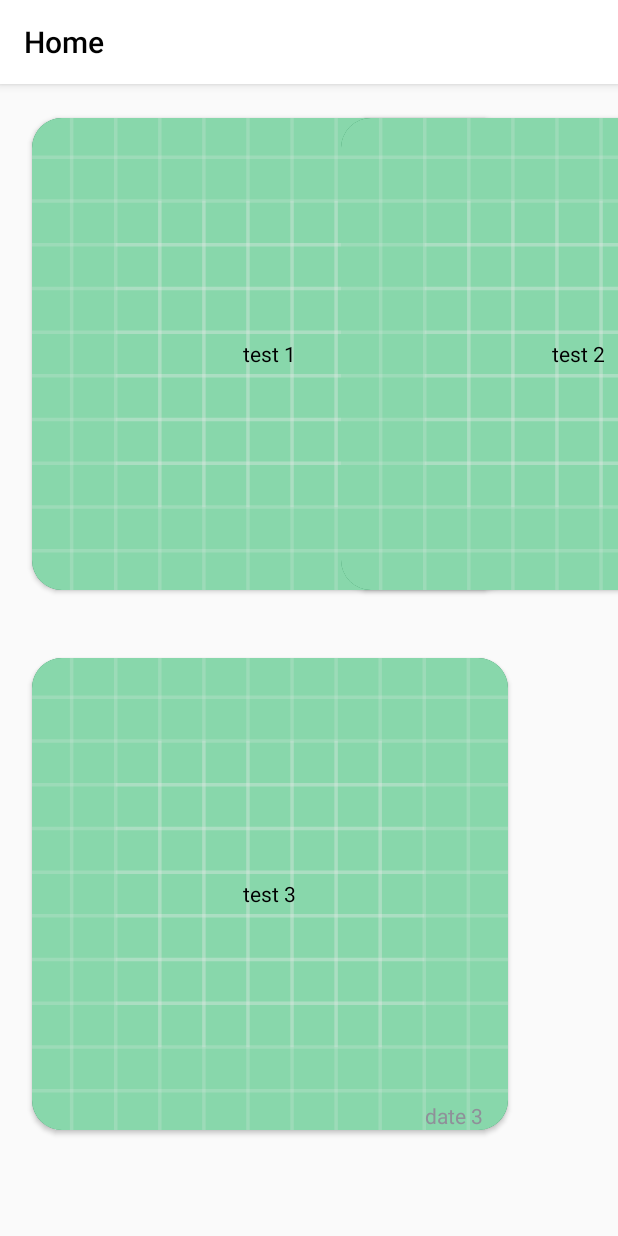
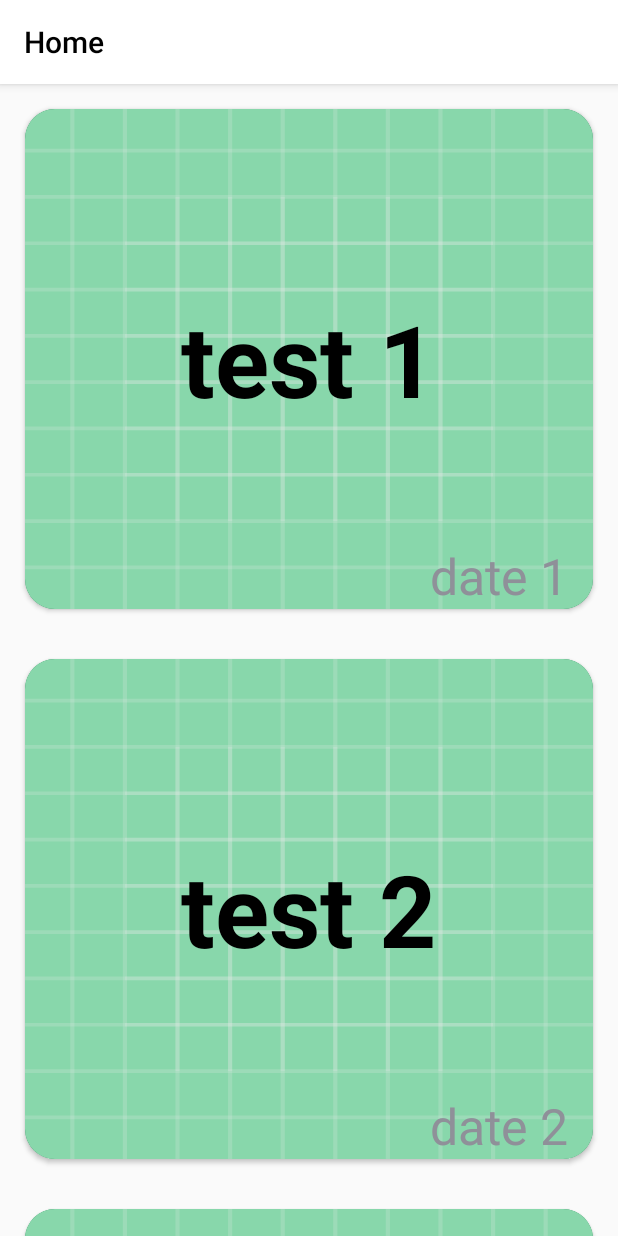
Before and after one commit to C300-2020/Hydroponic-App, an Android app: the screen it shows after launch (HomeActivity), on a phone screen of 412 x 824 dp. Run offline under Robolectric (Android 15) with nearby library versions, the phone set to English and light mode, and no system bars; our stand-ins replace Picasso; libraries missing offline, so code that uses them is left out: com.loopj.android, cz.msebera.android; pictures from the network do not load.

Commit message:
Maybe Final Update #5

```diff
--- a/app/build.gradle
+++ b/app/build.gradle
@@ -36,4 +36,9 @@ dependencies {
     androidTestImplementation 'androidx.test.espresso:espresso-core:3.2.0'
     implementation 'com.github.PhilJay:MPAndroidChart:v3.0.3'
     implementation 'com.loopj.android:android-async-http:1.4.9'
+    implementation 'com.squareup.picasso:picasso:2.5.2'
 }
+
+repositories {
+    jcenter()
+}
--- a/app/src/main/java/sg/edu/rp/c300/farmingmonitoringapp/HomeActivity.java
+++ b/app/src/main/java/sg/edu/rp/c300/farmingmonitoringapp/HomeActivity.java
@@ -5,6 +5,7 @@ import androidx.appcompat.app.AppCompatActivity;
 import androidx.recyclerview.widget.GridLayoutManager;
 import androidx.recyclerview.widget.RecyclerView;
 
+import android.media.Image;
 import android.os.Bundle;
 import android.util.Log;
 import android.view.Window;
@@ -29,6 +30,9 @@ public class HomeActivity extends AppCompatActivity {
     ArrayList<Plant> alHome;
     ArrayList<Double> alTemp, alWater;
     ArrayList<Integer> alHum, alLight;
+    ArrayList<String> alImg;
+
+    AsyncHttpClient client;
 
     @Override
     protected void onCreate(Bundle savedInstanceState) {
@@ -43,8 +47,9 @@ public class HomeActivity extends AppCompatActivity {
         alHum = new ArrayList<>();
         alWater = new ArrayList<>();
         alLight = new ArrayList<>();
+        alImg = new ArrayList<>();
 
-//        AsyncHttpClient client = new AsyncHttpClient();
+//        client = new AsyncHttpClient();
 //        client.get("https://hydroponic.myapplicationdev.com/webservices/retrieve_all.php", new JsonHttpResponseHandler() {
 //
 //            @Override
@@ -54,10 +59,10 @@ public class HomeActivity extends AppCompatActivity {
 //
 //                    alHome.clear();
 //                    alTemp.clear();
-//                    alAcid.clear();
 //                    alHum.clear();
 //                    alLight.clear();
 //                    alWater.clear();
+//                    alImg.clear();
 //
 //                    for (int i = 0; i<response.length(); i++) {
 //                        JSONObject plant = (JSONObject) response.get(i);
@@ -78,6 +83,10 @@ public class HomeActivity extends AppCompatActivity {
 //                            alWater.add((Double) plant.getJSONArray("water").get(a));
 //                        }
 //
+//                        for(int a = 0; a<plant.getJSONArray("image").length(); a++){
+//                            alImg.add((String) plant.getJSONArray("image").get(a));
+//                        }
+//
 //                        Plant p = new Plant(
 //                                plant.getInt("id_plant"),
 //                                plant.getString("plant_name"),
@@ -87,16 +96,15 @@ public class HomeActivity extends AppCompatActivity {
 //                                alHum,
 //                                alWater,
 //                                alLight,
-//                                plant.getString("image"));
+//                                alImg);
+//
 //                        alHome.add(p);
 //                    }
 //
-//                    Log.i("TAG", "onCreate: lmao " + alHome.size());
+//                    Log.i("HomeActivity", "onCreate: lmao " + alHome.size() + "  " + alImg);
 //
 //                }catch (JSONException e) {
-//
-//                    Log.i("TAG", "onSuccess: lmao fail " + e);
-//
+//                    Log.i("HomeActivity", "onSuccess: Catch " + e);
 //                }
 //
 //                rvaHome.notifyDataSetChanged();
@@ -131,15 +139,21 @@ public class HomeActivity extends AppCompatActivity {
         alLight.add(1000);
         alLight.add(100);
 
-        alHome.add(new Plant(1, "test 1", "Plant 1 is thinking about dying", "date 1", alTemp, alHum, alWater, alLight, "test1"));
-        alHome.add(new Plant(2, "test 2", "Plant 2 might by dying", "date 2", alTemp, alHum, alWater, alLight, "test2"));
-        alHome.add(new Plant(3, "test 3", "Plant 3 is going to die", "date 3", alTemp, alHum, alWater, alLight, "test3"));
+        alImg.add("image1");
+        alImg.add("image2");
+        alImg.add("image3");
+        alImg.add("image4");
+        alImg.add("image5");
+
+        alHome.add(new Plant(1, "test 1", "Plant 1 is thinking about dying", "date 1", alTemp, alHum, alWater, alLight, alImg));
+        alHome.add(new Plant(2, "test 2", "Plant 2 might by dying", "date 2", alTemp, alHum, alWater, alLight, alImg));
+        alHome.add(new Plant(3, "test 3", "Plant 3 is going to die", "date 3", alTemp, alHum, alWater, alLight, alImg));
 
         //DataTest End
 
         rvHome = findViewById(R.id.rvHome);
         rvHome.setHasFixedSize(true);
-        rvlmHome = new GridLayoutManager(this, 2);
+        rvlmHome = new GridLayoutManager(this, 1);
         rvaHome = new HomeRecyclerAdapter(alHome, getApplicationContext());
 
         rvHome.setLayoutManager(rvlmHome);
--- a/app/src/main/java/sg/edu/rp/c300/farmingmonitoringapp/HomeRecyclerAdapter.java
+++ b/app/src/main/java/sg/edu/rp/c300/farmingmonitoringapp/HomeRecyclerAdapter.java
@@ -3,6 +3,8 @@ package sg.edu.rp.c300.farmingmonitoringapp;
 import android.app.Dialog;
 import android.content.Context;
 import android.content.Intent;
+import android.graphics.Bitmap;
+import android.graphics.drawable.BitmapDrawable;
 import android.graphics.drawable.Drawable;
 import android.util.Log;
 import android.view.LayoutInflater;
@@ -11,13 +13,15 @@ import android.view.ViewGroup;
 import android.view.Window;
 import android.widget.RelativeLayout;
 import android.widget.TextView;
+import android.widget.Toast;
 
-import androidx.annotation.NonNull;
 import androidx.cardview.widget.CardView;
 import androidx.recyclerview.widget.RecyclerView;
 
 import com.loopj.android.http.AsyncHttpClient;
 import com.loopj.android.http.JsonHttpResponseHandler;
+import com.squareup.picasso.Picasso;
+import com.squareup.picasso.Target;
 
 import org.json.JSONArray;
 import org.json.JSONException;
@@ -44,7 +48,7 @@ public class HomeRecyclerAdapter extends RecyclerView.Adapter<HomeRecyclerAdapte
         TextView tvPlantName, tvPlantDate;
         CardView cvHome;
 
-        public HomeViewHolder(@NonNull final View itemView) {
+        public HomeViewHolder(final View itemView) {
             super(itemView);
 
             rlHome = itemView.findViewById(R.id.rlHome);
@@ -68,9 +72,8 @@ public class HomeRecyclerAdapter extends RecyclerView.Adapter<HomeRecyclerAdapte
         }
     }
 
-    @NonNull
     @Override
-    public HomeViewHolder onCreateViewHolder(@NonNull ViewGroup parent, int viewType) {
+    public HomeViewHolder onCreateViewHolder(ViewGroup parent, int viewType) {
 
         LayoutInflater pInflater = LayoutInflater.from(hContext);
         View v = pInflater.inflate(R.layout.home_card, parent, false);
@@ -81,7 +84,7 @@ public class HomeRecyclerAdapter extends RecyclerView.Adapter<HomeRecyclerAdapte
     }
 
     @Override
-    public void onBindViewHolder(@NonNull HomeViewHolder holder, final int position) {
+    public void onBindViewHolder(final HomeViewHolder holder, final int position) {
 
         Plant currentPlant = hPlantList.get(position);
 
@@ -89,6 +92,30 @@ public class HomeRecyclerAdapter extends RecyclerView.Adapter<HomeRecyclerAdapte
         holder.rlHome.setBackground(drawable);
         holder.tvPlantName.setText(currentPlant.getPlantName());
         holder.tvPlantDate.setText(currentPlant.getDatePlanted());
+
+        if(!(currentPlant.getPlantImage().isEmpty())){
+
+            String url = "https://hydroponic.myapplicationdev.com/webservices/plantImg/" + currentPlant.getPlantImage().get(0);
+            Picasso.with(hContext).load(url).into(new Target() {
+                @Override
+                public void onBitmapLoaded(Bitmap bitmap, Picasso.LoadedFrom from) {
+                    holder.cvHome.setBackground(new BitmapDrawable(hContext.getResources(), bitmap));
+                }
+
+                @Override
+                public void onBitmapFailed(Drawable errorDrawable) {
+                    Toast.makeText(hContext, "No Such Image Found", Toast.LENGTH_LONG).show();
+                }
+
+                @Override
+                public void onPrepareLoad(Drawable placeHolderDrawable) {
+                    Toast.makeText(hContext, "Image Loading.....", Toast.LENGTH_LONG).show();
+                }
+            });
+
+        }else{
+            Toast.makeText(hContext, "No Image Available", Toast.LENGTH_LONG).show();
+        }
 
     }
 
--- a/app/src/main/java/sg/edu/rp/c300/farmingmonitoringapp/Plant.java
+++ b/app/src/main/java/sg/edu/rp/c300/farmingmonitoringapp/Plant.java
@@ -13,9 +13,9 @@ public class Plant implements Serializable {
     private ArrayList<Integer> humidity;
     private ArrayList<Double> waterLvl;
     private ArrayList<Integer> lightLvl;
-    private String plantImage;
+    private ArrayList<String> plantImage;
 
-    public Plant(int plantId, String plantName, String plantDescription, String datePlanted, ArrayList<Double> temperature, ArrayList<Integer> humidity, ArrayList<Double> waterLvl, ArrayList<Integer> lightLvl, String plantImage) {
+    public Plant(int plantId, String plantName, String plantDescription, String datePlanted, ArrayList<Double> temperature, ArrayList<Integer> humidity, ArrayList<Double> waterLvl, ArrayList<Integer> lightLvl, ArrayList<String> plantImage) {
         this.plantId = plantId;
         this.plantName = plantName;
         this.plantDescription = plantDescription;
@@ -59,7 +59,7 @@ public class Plant implements Serializable {
         return lightLvl;
     }
 
-    public String getPlantImage() {
+    public ArrayList<String> getPlantImage() {
         return plantImage;
     }
 
--- a/app/src/main/res/layout/activity_graph.xml
+++ b/app/src/main/res/layout/activity_graph.xml
@@ -8,6 +8,7 @@
     <com.github.mikephil.charting.charts.LineChart
         android:id="@+id/lineChart"
         android:layout_width="match_parent"
-        android:layout_height="match_parent"/>
+        android:layout_height="match_parent"
+        android:layout_margin="10px"/>
 
 </LinearLayout>
--- a/app/src/main/res/layout/activity_home.xml
+++ b/app/src/main/res/layout/activity_home.xml
@@ -10,6 +10,7 @@
     <androidx.recyclerview.widget.RecyclerView
         android:id="@+id/rvHome"
         android:layout_width="match_parent"
-        android:layout_height="match_parent"/>
+        android:layout_height="match_parent"
+        android:orientation="vertical"/>
 
 </LinearLayout>
--- a/app/src/main/res/layout/home_card.xml
+++ b/app/src/main/res/layout/home_card.xml
@@ -2,20 +2,19 @@
 <androidx.cardview.widget.CardView
     xmlns:android="http://schemas.android.com/apk/res/android"
     xmlns:app="http://schemas.android.com/apk/res-auto"
-    android:layout_width="500px"
+    android:id="@+id/cvHome"
+    android:layout_width="match_parent"
     android:layout_height="500px"
     app:cardCornerRadius="30px"
-    app:cardUseCompatPadding="true"
-    android:layout_margin="20px"
-    android:id="@+id/cvHome">
+    android:layout_margin="25px">
 
     <RelativeLayout
         android:id="@+id/rlHome"
         android:layout_width="match_parent"
         android:layout_height="match_parent">
 
-        <TextView
-            android:id="@+id/tvBackground"
+        <View
+            android:id="@+id/vBackground"
             android:layout_width="match_parent"
             android:layout_height="match_parent"
             android:layout_centerHorizontal="true"
@@ -29,16 +28,19 @@
             android:layout_centerHorizontal="true"
             android:layout_centerVertical="true"
             android:textColor="#000000"
+            android:textSize="100px"
+            android:textStyle="bold"
             android:text="Plant 1"/>
 
         <TextView
             android:id="@+id/tvDateHome"
             android:layout_width="wrap_content"
             android:layout_height="wrap_content"
+            android:textSize="50px"
             android:text="Date Planted"
             android:layout_marginRight="25px"
-            android:layout_alignRight="@id/tvBackground"
-            android:layout_alignBottom="@id/tvBackground"/>
+            android:layout_alignRight="@id/vBackground"
+            android:layout_alignBottom="@id/vBackground"/>
 
     </RelativeLayout>
 
--- a/app/src/main/res/layout/summary_card.xml
+++ b/app/src/main/res/layout/summary_card.xml
@@ -39,7 +39,7 @@
                 android:layout_height="wrap_content"
                 android:textSize="100px"
                 android:textColor="#000000"
-                android:textAlignment="center"
+                android:gravity="center"
                 android:text="0PH" />
 
             <TextView
```
Also changed, not shown: app/src/main/java/sg/edu/rp/c300/farmingmonitoringapp/ControlActivity.java (+15 -4 lines), app/src/main/java/sg/edu/rp/c300/farmingmonitoringapp/SummaryActivity.java (+37 -9 lines), app/src/main/java/sg/edu/rp/c300/farmingmonitoringapp/SummaryRecyclerAdapter.java (+16 -22 lines), app/src/main/res/layout/activity_summary.xml (+10 -5 lines), app/src/main/res/values/styles.xml (+0 -9 lines).
